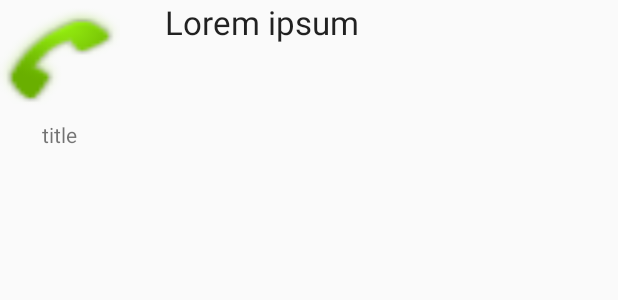
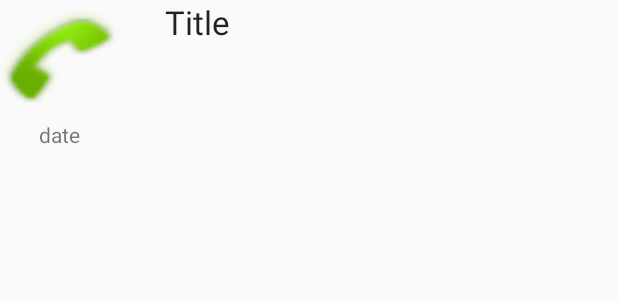
Before and after one commit to AntonGerasimenko/graffitiClient, an Android app: the layout item_short_list.xml on its own in the app's theme, with its tools: preview values and no code run, on a phone screen of 412 x 824 dp. Shown: the top 300 px of the screen. Run offline under Robolectric (Android 15) with nearby library versions, the phone set to English and light mode, and no system bars.

```diff
--- a/app/src/main/java/by/minsk/gerasimenko/anton/feed/Network/Generator.java
+++ b/app/src/main/java/by/minsk/gerasimenko/anton/feed/Network/Generator.java
@@ -1,8 +1,5 @@
 package by.minsk.gerasimenko.anton.feed.Network;
-/*
-import com.fasterxml.jackson.core.JsonEncoding;
-import com.fasterxml.jackson.core.JsonFactory;
-import com.fasterxml.jackson.core.JsonGenerator;*/
+
 
 import com.fasterxml.jackson.core.JsonEncoding;
 import com.fasterxml.jackson.core.JsonFactory;
--- a/app/src/main/res/layout/item_short_list.xml
+++ b/app/src/main/res/layout/item_short_list.xml
@@ -2,8 +2,7 @@
 <LinearLayout xmlns:android="http://schemas.android.com/apk/res/android"
     android:orientation="horizontal"
     android:layout_width="match_parent"
-    android:weightSum="100"
-    android:layout_height="match_parent">
+    android:layout_height="wrap_content">
 
     <LinearLayout
         android:orientation="vertical"
@@ -20,17 +19,35 @@
             android:layout_height="wrap_content"
             android:textAppearance="?android:attr/textAppearanceSmall"
             android:layout_gravity="center"
-            android:text="title"
-            android:id="@+id/title"  />
+            android:text="date"
+            android:id="@+id/date"  />
     </LinearLayout>
 
-    <TextView
+    <LinearLayout
+        android:orientation="vertical"
         android:layout_width="wrap_content"
-        android:layout_height="wrap_content"
-        android:paddingLeft="30dp"
-        android:layout_weight="30"
-        android:textAppearance="?android:attr/textAppearanceLarge"
-        android:text="Lorem ipsum"
-        android:id="@+id/text"
-        android:layout_gravity="center_horizontal" />
+        android:layout_height="wrap_content">
+
+        <TextView
+            android:layout_width="wrap_content"
+            android:layout_height="wrap_content"
+            android:paddingLeft="30dp"
+            android:layout_weight="30"
+            android:textAppearance="?android:attr/textAppearanceLarge"
+            android:text="Title"
+            android:id="@+id/title" />
+
+        <TextView
+            android:layout_width="wrap_content"
+            android:layout_height="wrap_content"
+            android:paddingLeft="30dp"
+            android:layout_weight="30"
+            android:textAppearance="?android:attr/textAppearanceSmall"
+            android:maxLength="150"
+            android:id="@+id/text" />
+
+
+    </LinearLayout>
+
+
 </LinearLayout>
```
Also changed, not shown: app/src/main/java/by/minsk/gerasimenko/anton/feed/DB/DBService.java (+10 -0 lines), app/src/main/java/by/minsk/gerasimenko/anton/feed/Logic/adapters/NewsListAdapt.java (+4 -3 lines), app/src/main/java/by/minsk/gerasimenko/anton/feed/MainActivity.java (+4 -4 lines), app/src/main/java/by/minsk/gerasimenko/anton/feed/fragments/NewsFragm.java (+13 -13 lines), app/src/main/java/by/minsk/gerasimenko/anton/feed/models/Event.java (+10 -0 lines), app/src/main/java/by/minsk/gerasimenko/anton/feed/models/EventPOJO.java (+9 -0 lines), app/src/main/res/layout/news_container.xml (+16 -26 lines), 23 other files.
